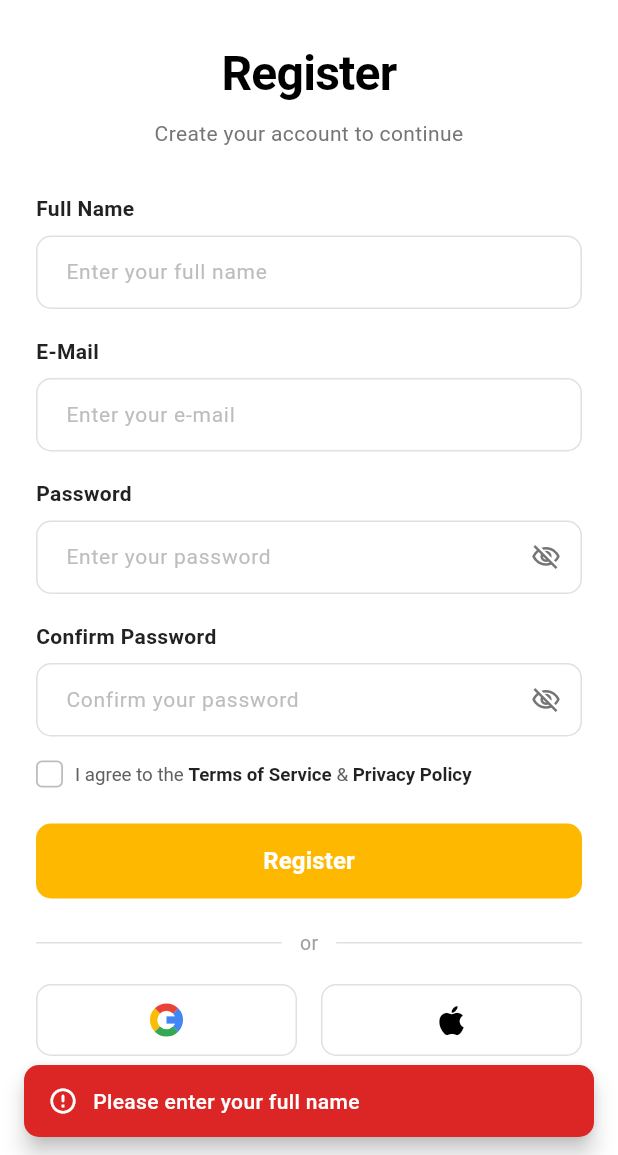
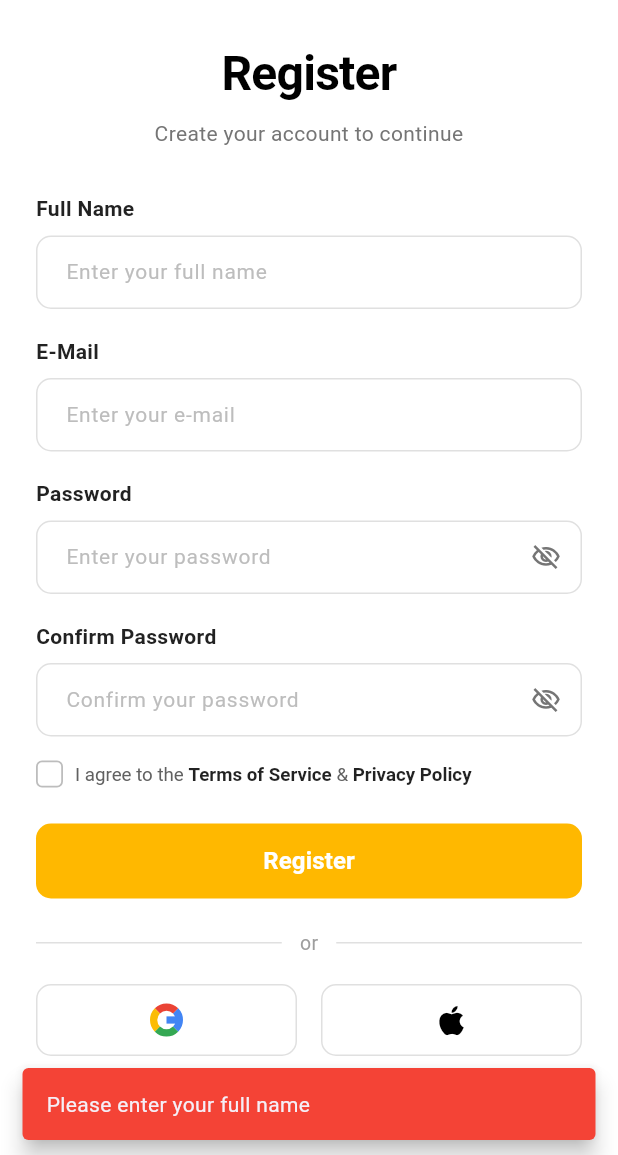
Before and after one commit to bibasshrestha980-npl/note_app, a Flutter app: the RegisterView screen opened directly, after a tap on "Register", on a phone screen of 412 x 824 dp, the part 81-1236 px from its top. Run offline on Flutter 3.47's test engine with Material 3 defaults, Android fonts, the phone set to English and light mode, and no system bars; our stand-ins replace firebase_auth, firebase_core; accounts and stored records are empty.

```diff
--- a/lib/common/common_colors.dart
+++ /dev/null
@@ -1,21 +0,0 @@
-import 'package:flutter/material.dart';
-
-class CommonColors {
-  // Primary brand color (golden yellow)
-  static const Color primaryColor = Color(0xFFFFB800);
-  static const Color primaryYellow = Color(0xFFFFB800);
-
-  // Status colors
-  static const Color successColor = Color(0xFF16A34A);
-  static const Color errorColor = Color(0xFFDC2626);
-  static const Color warningColor = Color(0xFFD97706);
-  static const Color infoColor = Color(0xFF2563EB);
-
-  // Neutral colors
-  static const Color white = Colors.white;
-  static const Color black = Colors.black;
-  static const Color textPrimary = Color(0xFF1E293B);
-  static const Color textSecondary = Color(0xFF64748B);
-  static const Color borderGrey = Color(0xFFE2E8F0);
-  static const Color inputBackground = Color(0xFFF8FAFC);
-}
--- a/lib/common/custom_snackbar.dart
+++ /dev/null
@@ -1,135 +0,0 @@
-import 'package:flutter/material.dart';
-
-import 'common_colors.dart';
-
-class CustomSnackBar {
-  /// General custom snackbar
-  static void show(
-    BuildContext context,
-    String message, {
-    Color? backgroundColor,
-    Color textColor = Colors.white,
-    IconData? icon,
-    Duration duration = const Duration(seconds: 3),
-    SnackBarAction? action,
-  }) {
-    ScaffoldMessenger.of(context).hideCurrentSnackBar();
-    ScaffoldMessenger.of(context).showSnackBar(
-      SnackBar(
-        content: Row(
-          children: [
-            if (icon != null) ...[
-              Icon(icon, color: textColor, size: 20),
-              const SizedBox(width: 10),
-            ],
-            Expanded(
-              child: Text(
-                message,
-                style: TextStyle(
-                  color: textColor,
-                  fontSize: 14,
-                  fontWeight: FontWeight.w500,
-                ),
-              ),
-            ),
-          ],
-        ),
-        backgroundColor: backgroundColor ?? CommonColors.primaryColor,
-        behavior: SnackBarBehavior.floating,
-        duration: duration,
-        shape: RoundedRectangleBorder(
-          borderRadius: BorderRadius.circular(10),
-        ),
-        margin: const EdgeInsets.symmetric(horizontal: 16, vertical: 12),
-        action: action,
-      ),
-    );
-  }
-
-  /// Success snackbar (Green)
-  static void showSuccess(
-    BuildContext context,
-    String message, {
-    Duration duration = const Duration(seconds: 3),
-  }) {
-    show(
-      context,
-      message,
-      backgroundColor: CommonColors.successColor,
-      icon: Icons.check_circle_rounded,
-      duration: duration,
-    );
-  }
-
-  /// Error snackbar (Red)
-  static void showError(
-    BuildContext context,
-    String message, {
-    Duration duration = const Duration(seconds: 4),
-  }) {
-    show(
-      context,
-      message,
-      backgroundColor: CommonColors.errorColor,
-      icon: Icons.error_outline_rounded,
-      duration: duration,
-    );
-  }
-
-  /// Warning / Primary snackbar (matches class style)
-  static void showWarning(
-    BuildContext context,
-    String message, {
-    Duration duration = const Duration(seconds: 3),
-  }) {
-    show(
-      context,
-      message,
-      backgroundColor: CommonColors.primaryColor,
-      icon: Icons.warning_amber_rounded,
-      duration: duration,
-    );
-  }
-
-  /// Info snackbar (Blue)
-  static void showInfo(
-    BuildContext context,
-    String message, {
-    Duration duration = const Duration(seconds: 3),
-  }) {
-    show(
-      context,
-      message,
-      backgroundColor: CommonColors.infoColor,
-      icon: Icons.info_outline_rounded,
-      duration: duration,
-    );
-  }
-}
-
-// Convenient top-level helper functions for direct calls
-void showCustomSnackBar(
-  BuildContext context,
-  String message, {
-  Color? backgroundColor,
-  IconData? icon,
-}) {
-  CustomSnackBar.show(
-    context,
-    message,
-    backgroundColor: backgroundColor,
-    icon: icon,
-  );
-}
-
-void showSuccessSnackBar(BuildContext context, String message) {
-  CustomSnackBar.showSuccess(context, message);
-}
-
-void showErrorSnackBar(BuildContext context, String message) {
-  CustomSnackBar.showError(context, message);
-}
-
-void showWarningSnackBar(BuildContext context, String message) {
-  CustomSnackBar.showWarning(context, message);
-}
--- a/lib/common/snackbar.dart
+++ /dev/null
@@ -1 +0,0 @@
-export 'custom_snackbar.dart';
--- a/lib/features/auth/controller/auth_controller.dart
+++ b/lib/features/auth/controller/auth_controller.dart
@@ -1,11 +1,7 @@
 import 'package:firebase_auth/firebase_auth.dart';
 
 class AuthController {
-  final FirebaseAuth? _authInstance;
-
-  AuthController({FirebaseAuth? auth}) : _authInstance = auth;
-
-  FirebaseAuth get _auth => _authInstance ?? FirebaseAuth.instance;
+  FirebaseAuth get _auth => FirebaseAuth.instance;
 
   // Stream of user auth state changes
   Stream<User?> get authStateChanges => _auth.authStateChanges();
--- a/lib/features/auth/view/register_view.dart
+++ b/lib/features/auth/view/register_view.dart
@@ -1,5 +1,4 @@
 import 'package:flutter/material.dart';
-import '../../../common/custom_snackbar.dart';
 import '../controller/auth_controller.dart';
 import 'login_view.dart';
 
@@ -43,36 +42,60 @@ class _RegisterViewState extends State<RegisterView> {
     final confirmPassword = _confirmPasswordController.text;
 
     if (name.isEmpty) {
-      CustomSnackBar.showError(context, 'Please enter your full name');
+      ScaffoldMessenger.of(context).showSnackBar(
+        const SnackBar(
+          content: Text('Please enter your full name'),
+          backgroundColor: Colors.red,
+          behavior: SnackBarBehavior.floating,
+        ),
+      );
       return;
     }
 
     if (email.isEmpty) {
-      CustomSnackBar.showError(context, 'Please enter your email');
+      ScaffoldMessenger.of(context).showSnackBar(
+        const SnackBar(
+          content: Text('Please enter your email'),
+          backgroundColor: Colors.red,
+          behavior: SnackBarBehavior.floating,
+        ),
+      );
       return;
     }
 
     if (password.isEmpty) {
-      CustomSnackBar.showError(context, 'Please enter a password');
+      ScaffoldMessenger.of(context).showSnackBar(
+        const SnackBar(
+          content: Text('Please enter a password'),
+          backgroundColor: Colors.red,
+          behavior: SnackBarBehavior.floating,
+        ),
+      );
       return;
     }
 
     // Check if password and confirm password match
     if (password != confirmPassword) {
       setState(() {
-        _passwordError = 'Password and confirm password doesnot match';
+        _passwordError = 'Passwords must be the same';
       });
-      CustomSnackBar.showError(
-        context,
-        'Password and confirm password doesnot match',
+      ScaffoldMessenger.of(context).showSnackBar(
+        const SnackBar(
+          content: Text('Passwords must be the same'),
+          backgroundColor: Colors.red,
+          behavior: SnackBarBehavior.floating,
+        ),
       );
       return;
     }
 
     if (!_agreeToTerms) {
-      CustomSnackBar.showError(
-        context,
-        'Please agree to the Terms of Service & Privacy Policy',
+      ScaffoldMessenger.of(context).showSnackBar(
+        const SnackBar(
+          content: Text('Please agree to the Terms of Service & Privacy Policy'),
+          backgroundColor: Colors.red,
+          behavior: SnackBarBehavior.floating,
+        ),
       );
       return;
     }
@@ -89,12 +112,24 @@ class _RegisterViewState extends State<RegisterView> {
         name: name,
       );
       if (mounted) {
-        CustomSnackBar.showSuccess(context, 'Registered successfully!');
+        ScaffoldMessenger.of(context).showSnackBar(
+          const SnackBar(
+            content: Text('Registration successful!'),
+            backgroundColor: Colors.green,
+            behavior: SnackBarBehavior.floating,
+          ),
+        );
         Navigator.pop(context);
       }
     } catch (e) {
       if (mounted) {
-        CustomSnackBar.showError(context, e.toString());
+        ScaffoldMessenger.of(context).showSnackBar(
+          SnackBar(
+            content: Text(e.toString()),
+            backgroundColor: Colors.red,
+            behavior: SnackBarBehavior.floating,
+          ),
+        );
       }
     } finally {
       if (mounted) setState(() => _isLoading = false);
--- a/lib/main.dart
+++ b/lib/main.dart
@@ -2,11 +2,14 @@ import 'package:firebase_core/firebase_core.dart';
 import 'package:flutter/material.dart';
 
 import 'features/auth/view/login_view.dart';
+import 'firebase_options.dart';
 
 void main() async {
   WidgetsFlutterBinding.ensureInitialized();
   try {
-    await Firebase.initializeApp();
+    await Firebase.initializeApp(
+      options: DefaultFirebaseOptions.currentPlatform,
+    );
   } catch (e) {
     debugPrint('Firebase initialization notice: $e');
   }
```
Also changed, not shown: lib/features/auth/view/forgot_password_view.dart (+14 -7 lines), lib/features/auth/view/login_view.dart (+28 -5 lines), firebase.json (added), lib/firebase_options.dart (added), 3 other files.
